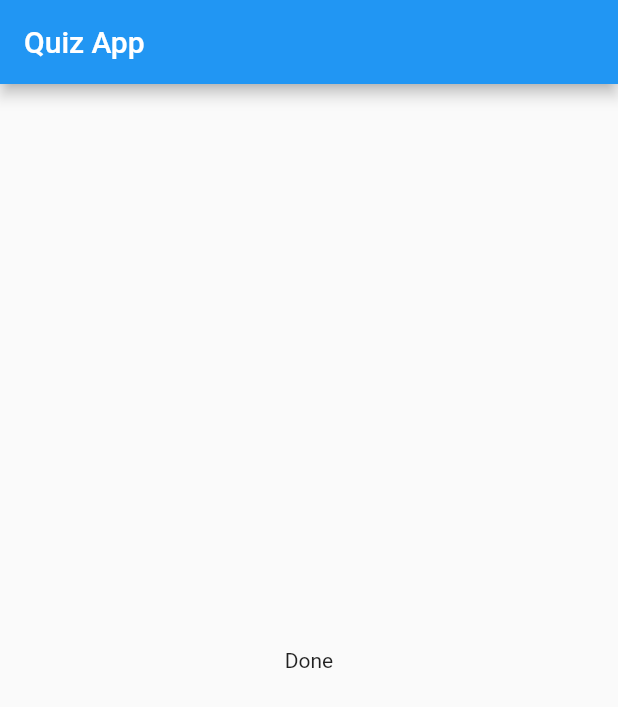
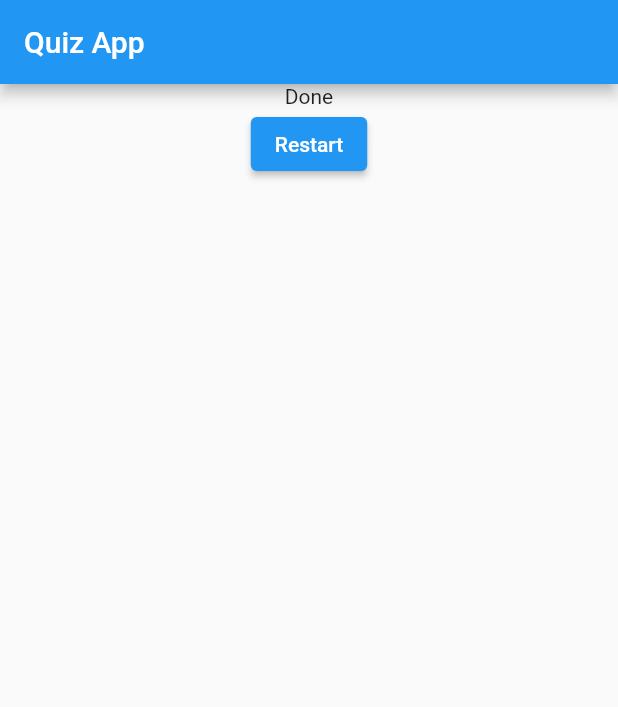
Before and after one commit to BiswajitKrPaul/quiz_app, a Flutter app: the screen it shows after launch, after a tap on "red", after a tap on "gg", on a phone screen of 412 x 824 dp. Shown: the top 707 px of the screen. Run offline on Flutter 3.47's test engine with Material 2 defaults, Android fonts, the phone set to English and light mode, and no system bars.

Commit message:
restart functionality started

```diff
--- a/lib/main.dart
+++ b/lib/main.dart
@@ -1,6 +1,6 @@
 import 'package:flutter/material.dart';
-import 'package:quiz_app/widget/answer.dart';
-import 'package:quiz_app/widget/question.dart';
+import 'package:quiz_app/widget/quiz.dart';
+import 'package:quiz_app/widget/result.dart';
 
 void main() {
   runApp(MyApp());
@@ -20,7 +20,14 @@ class _MyAppState extends State<MyApp> {
     });
   }
 
-  static const questions = [
+  void resetQuiz() {
+    setState(() {
+      print('Reset Required');
+      _questionIndex = 0;
+    });
+  }
+
+  static const _questions = [
     {
       'question': 'What\'s is your fav colour ?',
       'answers': ['red', 'blue', 'black', 'green']
@@ -39,25 +46,9 @@ class _MyAppState extends State<MyApp> {
           title: Text('Quiz App'),
         ),
         body: SafeArea(
-          child: _questionIndex < questions.length
-              ? Column(
-                  crossAxisAlignment: CrossAxisAlignment.stretch,
-                  children: [
-                    Container(
-                      child: Question(
-                          questions.elementAt(_questionIndex)['question']),
-                      margin: EdgeInsets.all(10.0),
-                    ),
-                    ...(questions.elementAt(_questionIndex)['answers']
-                            as List<String>)
-                        .map((answer) {
-                      return Answer(answerQuestion, answer);
-                    }).toList(),
-                  ],
-                )
-              : Center(
-                  child: Text('Done'),
-                ),
+          child: _questionIndex < _questions.length
+              ? Quiz(_questions, _questionIndex, answerQuestion)
+              : Result(resetQuiz),
         ),
       ),
     ));
--- /dev/null
+++ b/lib/widget/quiz.dart
@@ -0,0 +1,26 @@
+import 'package:flutter/material.dart';
+import 'package:quiz_app/widget/answer.dart';
+import 'package:quiz_app/widget/question.dart';
+
+class Quiz extends StatelessWidget {
+  final questions;
+  final Function answerQuestion;
+  final int _questionIndex;
+  Quiz(this.questions, this._questionIndex, this.answerQuestion);
+  @override
+  Widget build(BuildContext context) {
+    return (Column(
+      crossAxisAlignment: CrossAxisAlignment.stretch,
+      children: [
+        Container(
+          child: Question(questions.elementAt(_questionIndex)['question']),
+          margin: EdgeInsets.all(10.0),
+        ),
+        ...(questions.elementAt(_questionIndex)['answers'] as List<String>)
+            .map((answer) {
+          return Answer(answerQuestion, answer);
+        }).toList(),
+      ],
+    ));
+  }
+}
--- /dev/null
+++ b/lib/widget/result.dart
@@ -0,0 +1,20 @@
+import 'package:flutter/material.dart';
+
+class Result extends StatelessWidget {
+  final Function restartQuiz;
+  Result(this.restartQuiz);
+  @override
+  Widget build(BuildContext context) {
+    return Center(
+      child: Column(
+        children: [
+          Text('Done'),
+          ElevatedButton(
+            onPressed: restartQuiz,
+            child: Text('Restart'),
+          ),
+        ],
+      ),
+    );
+  }
+}
```
